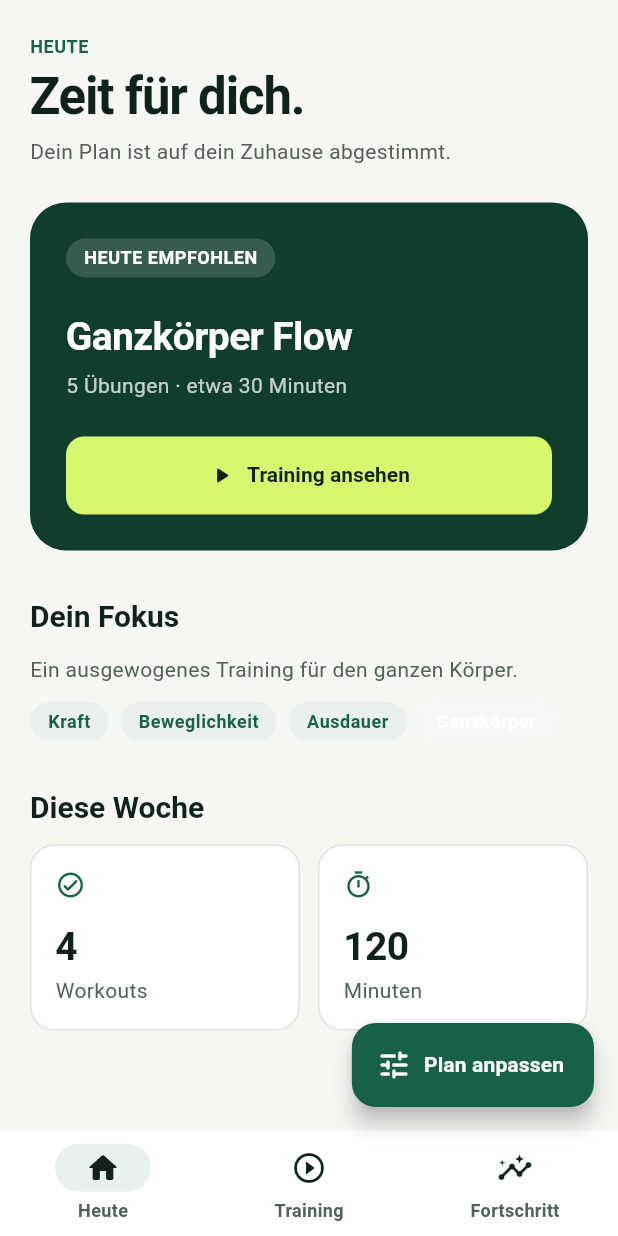
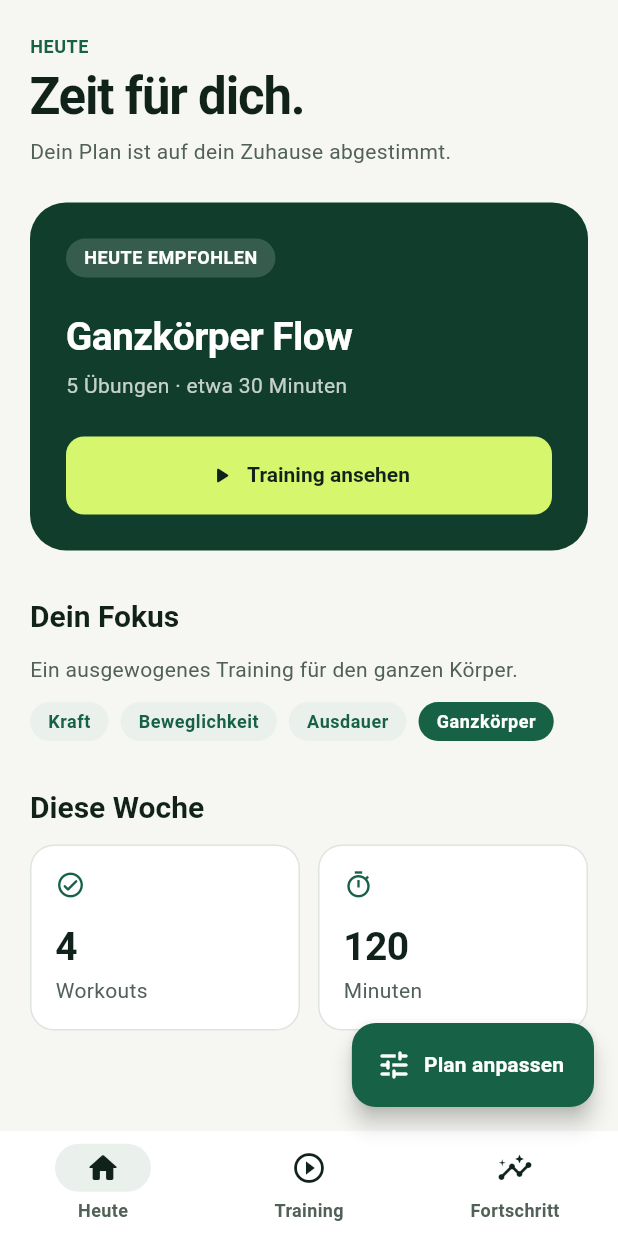
Before and after one commit to s0555134/homefit, a Flutter app: the screen it shows after launch, on a phone screen of 412 x 824 dp. Run offline on Flutter 3.47's test engine with Material 3 defaults, Android fonts, the phone set to English and light mode, and no system bars.

Commit message:
Improve selected chip contrast

```diff
--- a/lib/core/widgets/app_widgets.dart
+++ b/lib/core/widgets/app_widgets.dart
@@ -55,22 +55,27 @@ class SectionHeader extends StatelessWidget {
 }
 
 class Pill extends StatelessWidget {
-  const Pill({super.key, required this.label, this.dark = false});
+  const Pill(
+      {super.key,
+      required this.label,
+      this.dark = false,
+      this.selected = false});
   final String label;
   final bool dark;
+  final bool selected;
   @override
   Widget build(BuildContext context) => Container(
       padding: const EdgeInsets.symmetric(horizontal: AppSpace.sm, vertical: 6),
       decoration: BoxDecoration(
           color: dark
               ? Colors.white.withValues(alpha: .16)
-              : AppColors.surfaceMuted,
+              : selected
+                  ? AppColors.forest
+                  : AppColors.surfaceMuted,
           borderRadius: BorderRadius.circular(100)),
       child: Text(label,
-          style: Theme.of(context)
-              .textTheme
-              .labelMedium
-              ?.copyWith(color: dark ? Colors.white : AppColors.forest)));
+          style: Theme.of(context).textTheme.labelMedium?.copyWith(
+              color: dark || selected ? Colors.white : AppColors.forest)));
 }
 
 class MetricTile extends StatelessWidget {
--- a/lib/features/workouts/presentation/home_dashboard.dart
+++ b/lib/features/workouts/presentation/home_dashboard.dart
@@ -43,7 +43,7 @@ class HomeDashboard extends StatelessWidget {
               runSpacing: AppSpace.xs,
               children: TrainingGoal.values
                   .map((goal) =>
-                      Pill(label: goal.label, dark: goal == profile.goal))
+                      Pill(label: goal.label, selected: goal == profile.goal))
                   .toList()),
           const SizedBox(height: AppSpace.xl),
           const SectionHeader(title: 'Diese Woche'),
```
